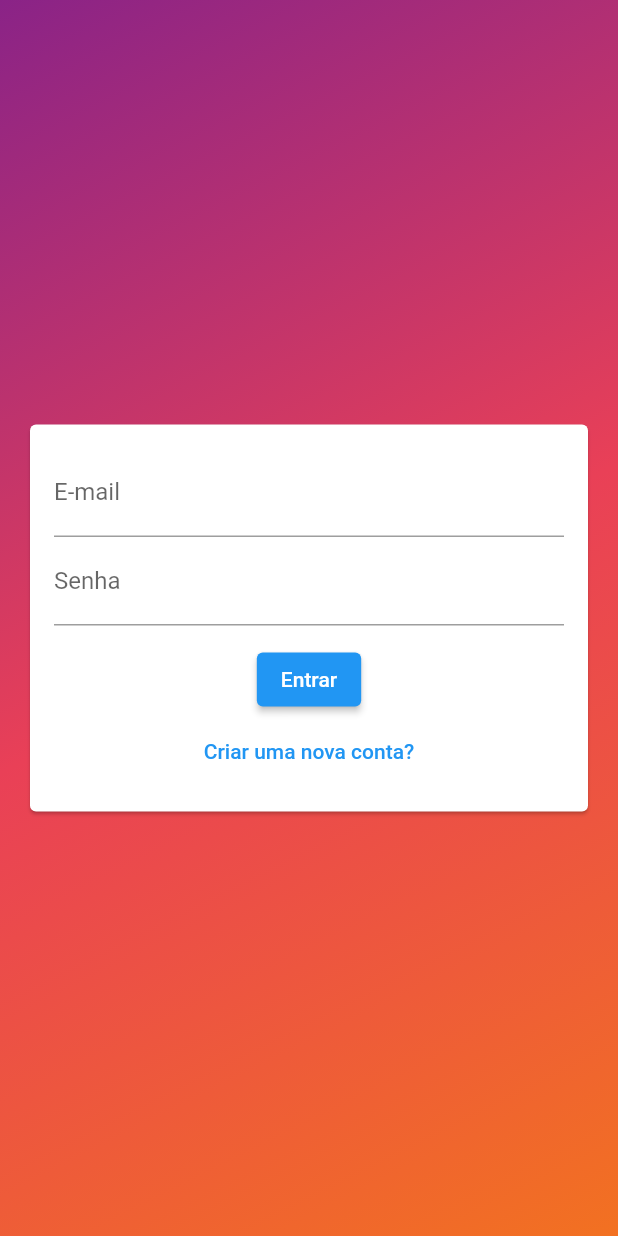
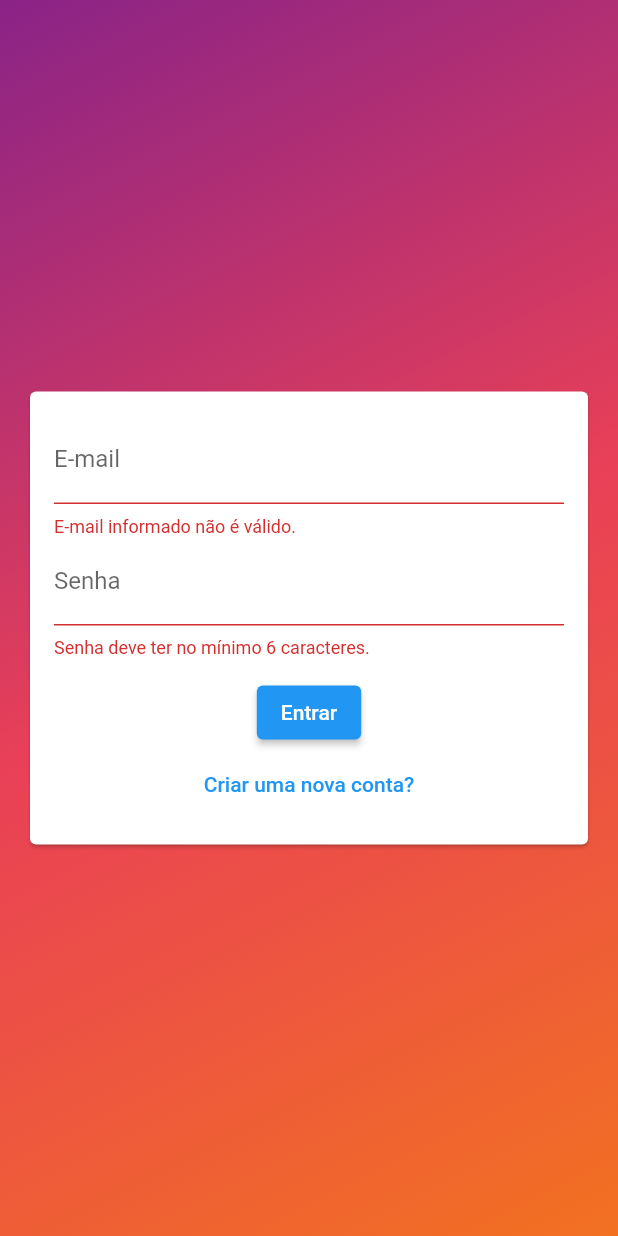
Before and after one commit to Leonardo-Barcelos/flutter_app_clinica_web, a Flutter app: the AuthPage screen opened directly, after a tap on "Entrar", on a phone screen of 412 x 824 dp. Run offline on Flutter 3.47's test engine with Material 2 defaults, Android fonts, the phone set to English and light mode, and no system bars; our stand-ins replace image_picker; missing offline and left inert: platformx; accounts and stored records are empty.

Commit message:
parcial cadastro com imagem de usuario

```diff
--- a/lib/components/component/custom_drawer.dart
+++ b/lib/components/component/custom_drawer.dart
@@ -16,6 +16,9 @@ class CustomDrawer extends StatelessWidget {
           children: [
             Text(_currentUser!.name),
             const Text('drawer'),
+            IconButton(
+                onPressed: () => AuthService().logout(),
+                icon: const Icon(Icons.exit_to_app))
           ],
         ),
       ),
--- a/lib/components/forms/auth_form.dart
+++ b/lib/components/forms/auth_form.dart
@@ -5,7 +5,11 @@ import 'package:flutter_app_clinica_web/components/component/user_image_picker.d
 import 'package:flutter_app_clinica_web/core/models/auth_form_data.dart';
 
 class AuthForm extends StatefulWidget {
-  const AuthForm({Key? key}) : super(key: key);
+  final void Function(AuthFormData) onSubmit;
+  const AuthForm({
+    Key? key,
+    required this.onSubmit,
+  }) : super(key: key);
 
   @override
   _AuthFormState createState() => _AuthFormState();
@@ -26,9 +30,7 @@ class _AuthFormState extends State<AuthForm> {
           child: Column(
             children: [
               if (_formData.isSignup)
-                UserImagePicker(
-                  onImagePick: _handleImagePick,
-                ),
+                UserImagePicker(onImagePick: _handleImagePick),
               if (_formData.isSignup)
                 TextFormField(
                   key: const ValueKey('name'),
@@ -72,7 +74,7 @@ class _AuthFormState extends State<AuthForm> {
               ),
               const SizedBox(height: 12),
               ElevatedButton(
-                onPressed: () {},
+                onPressed: _submit,
                 child: Text(_formData.isLogin ? 'Entrar' : 'Cadastrar'),
               ),
               TextButton(
@@ -97,4 +99,24 @@ class _AuthFormState extends State<AuthForm> {
   void _handleImagePick(File image) {
     _formData.image = image;
   }
+
+  void _showError(String msg) {
+    ScaffoldMessenger.of(context).showSnackBar(
+      SnackBar(
+        content: Text(msg),
+        backgroundColor: Theme.of(context).errorColor,
+      ),
+    );
+  }
+
+  void _submit() {
+    final isValid = _formKey.currentState?.validate() ?? false;
+    if (!isValid) return;
+
+    if (_formData.image == null && _formData.isSignup) {
+      return _showError('Imagem não selecionada!');
+    }
+
+    widget.onSubmit(_formData);
+  }
 }
--- a/lib/core/models/auth_form_data.dart
+++ b/lib/core/models/auth_form_data.dart
@@ -1,4 +1,6 @@
 import 'dart:io';
+
+import 'package:flutter/material.dart';
 
 enum AuthMode { signup, login }
 
--- a/lib/core/services/auth/auth_nock_service.dart
+++ b/lib/core/services/auth/auth_nock_service.dart
@@ -63,6 +63,7 @@ class AuthMockService implements AuthService {
     _updateUser(null);
   }
 
+  @override
   static void _updateUser(UserModel? user) {
     _currentUser = user;
     _controller?.add(_currentUser);
--- a/pubspec.yaml
+++ b/pubspec.yaml
@@ -36,6 +36,9 @@ dependencies:
 
   # Image Picker Web
   image_picker_web: ^2.0.3+1
+
+  # Platform
+  platformx: ^1.1.0
 
 
 
```
Also changed, not shown: lib/components/component/user_image_picker.dart (+21 -4 lines), lib/pages/auth_page.dart (+31 -2 lines), pubspec.lock.
